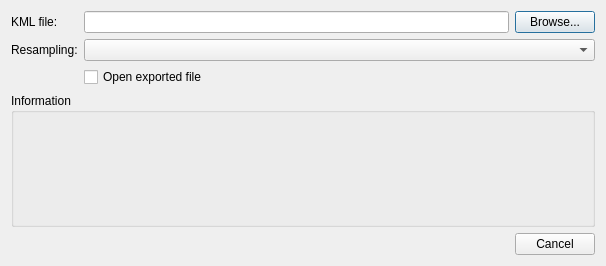
Old version of the form src/Plugin/src/Export/KMLExport/src/KMLExportDialog.ui in the repository till213/SkyDolly.
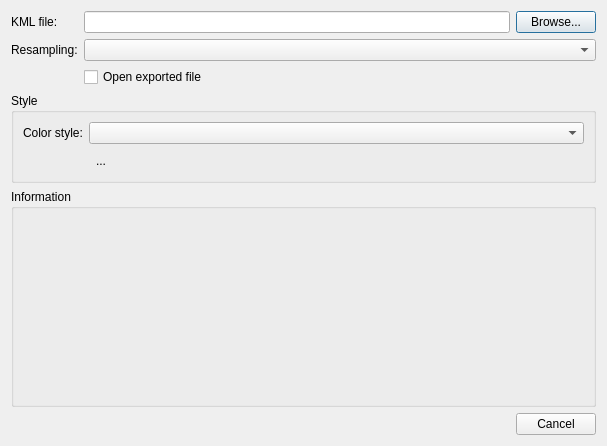
New version of the form. Icons and pictures are not drawn.

Commit message: Initial dialog layout

Diff of the .ui file:
```diff
--- a/src/Plugin/src/Export/KMLExport/src/KMLExportDialog.ui
+++ b/src/Plugin/src/Export/KMLExport/src/KMLExportDialog.ui
@@ -6,14 +6,14 @@
    <rect>
     <x>0</x>
     <y>0</y>
-    <width>606</width>
-    <height>266</height>
+    <width>607</width>
+    <height>446</height>
    </rect>
   </property>
   <property name="windowTitle">
    <string>KML Export</string>
   </property>
-  <layout class="QFormLayout" name="formLayout">
+  <layout class="QFormLayout" name="formLayout_2">
    <item row="0" column="0">
     <widget class="QLabel" name="label_2">
      <property name="text">
@@ -52,7 +52,48 @@
    <item row="2" column="1">
     <widget class="QComboBox" name="resamplingComboBox"/>
    </item>
+   <item row="3" column="1">
+    <widget class="QCheckBox" name="openExportCheckBox">
+     <property name="text">
+      <string>Open exported file</string>
+     </property>
+    </widget>
+   </item>
    <item row="4" column="0" colspan="2">
+    <widget class="QGroupBox" name="groupBox">
+     <property name="title">
+      <string>Style</string>
+     </property>
+     <layout class="QFormLayout" name="formLayout">
+      <item row="0" column="0">
+       <widget class="QLabel" name="label_3">
+        <property name="text">
+         <string>Color style:</string>
+        </property>
+       </widget>
+      </item>
+      <item row="0" column="1">
+       <widget class="QComboBox" name="colorStyleComboBox"/>
+      </item>
+      <item row="3" column="1">
+       <widget class="QToolButton" name="chooseColorToolButton">
+        <property name="text">
+         <string>...</string>
+        </property>
+        <property name="icon">
+         <iconset resource="../../../../../UserInterface/res/SkyDolly.qrc">
+          <normaloff>:/img/icons/backward-normal.png</normaloff>
+          <activeoff>:/img/icons/backward-active.png</activeoff>:/img/icons/backward-normal.png</iconset>
+        </property>
+        <property name="autoRaise">
+         <bool>true</bool>
+        </property>
+       </widget>
+      </item>
+     </layout>
+    </widget>
+   </item>
+   <item row="5" column="0" colspan="2">
     <widget class="QGroupBox" name="informationGroupBox">
      <property name="title">
       <string>Information</string>
@@ -90,7 +131,7 @@
      </layout>
     </widget>
    </item>
-   <item row="5" column="1">
+   <item row="7" column="1">
     <widget class="QDialogButtonBox" name="buttonBox">
      <property name="orientation">
       <enum>Qt::Horizontal</enum>
@@ -100,13 +141,6 @@
      </property>
     </widget>
    </item>
-   <item row="3" column="1">
-    <widget class="QCheckBox" name="openExportCheckBox">
-     <property name="text">
-      <string>Open exported file</string>
-     </property>
-    </widget>
-   </item>
   </layout>
  </widget>
  <resources/>
```
Left out of the diff: 5 changed lines with no effect on the pictures. The commit also changes 2 other files.
